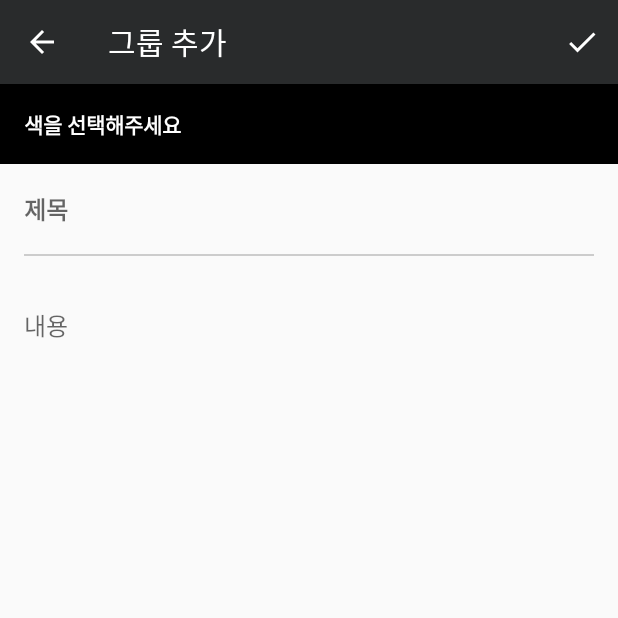
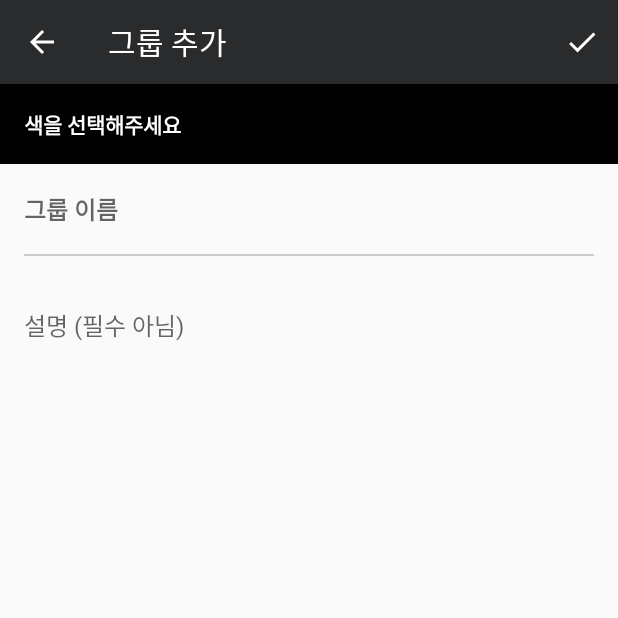
Before and after one commit to vlaksuga/Mymo, an Android app: the GroupAddEditActivity screen opened directly, with no data from a screen before it, after a tap on "색을 선택해주세요", on a phone screen of 412 x 824 dp, the top half of it. Run offline under Robolectric (Android 15) with nearby library versions, the light colour scheme and no system bars; our stand-ins replace Room's generated code; libraries missing offline, so code that uses them is left out: petrov.kristiyan.colorpicker; Roboto replaces fonts that are not available here; 2 statements that could not run were skipped.

Commit message:
GroupAdapter : Change List Order Desc
Group query change in Dao ASC to DESC

```diff
--- a/app/src/main/java/com/vlaksuga/mymo/AppDatabase.kt
+++ b/app/src/main/java/com/vlaksuga/mymo/AppDatabase.kt
@@ -8,7 +8,7 @@ import androidx.sqlite.db.SupportSQLiteDatabase
 import kotlinx.coroutines.CoroutineScope
 import kotlinx.coroutines.launch
 
-@Database(entities = [Memo::class, Group::class], version = 1, exportSchema = false)
+@Database(entities = [Memo::class, Group::class], version = 2, exportSchema = false)
 abstract class AppDatabase : RoomDatabase() {
 
     abstract fun dao(): Dao
@@ -21,7 +21,7 @@ abstract class AppDatabase : RoomDatabase() {
             INSTANCE?.let {
                 scope.launch {
                     // POPULATE GROUP ROW INIT
-                    it.dao().groupInsert(group = Group(1, "그룹 없음", "분류되지 않은 메모들 입니다.", "#292B2C"))
+                    it.dao().groupInsert(group = Group(1, "기타", "분류되지 않은 메모들 입니다.", "#292B2C"))
                 }
             }
         }
--- a/app/src/main/java/com/vlaksuga/mymo/Dao.kt
+++ b/app/src/main/java/com/vlaksuga/mymo/Dao.kt
@@ -25,7 +25,7 @@ interface Dao {
 
     // table : group_table
 
-    @Query("SELECT * from group_table ORDER BY groupId ASC")
+    @Query("SELECT * from group_table ORDER BY groupId DESC")
     fun getGroupAll(): LiveData<List<Group>>
 
     @Insert(onConflict = OnConflictStrategy.IGNORE)
--- a/app/src/main/java/com/vlaksuga/mymo/GroupAdapter.kt
+++ b/app/src/main/java/com/vlaksuga/mymo/GroupAdapter.kt
@@ -40,7 +40,7 @@ class GroupAdapter internal constructor(context: Context) :
     }
 
     override fun onBindViewHolder(holder: GroupViewHolder, position: Int) {
-        if (position == 0) {
+        if (position == filterListResult.size - 1) {
             holder.cardItemView.visibility = View.GONE
             holder.titleItemView.visibility = View.GONE
             holder.barColorItemView.visibility = View.GONE
--- a/app/src/main/java/com/vlaksuga/mymo/GroupAddEditActivity.kt
+++ b/app/src/main/java/com/vlaksuga/mymo/GroupAddEditActivity.kt
@@ -113,7 +113,7 @@ class GroupAddEditActivity : AppCompatActivity() {
                 val colorPicker = ColorPicker(this)
                 val colors = arrayListOf(
                     "#292B2C",
-                    "#000000",
+                    "#111111",
                     "#0A7533",
                     "#FF3A2F",
                     "#FA4659",
@@ -202,12 +202,8 @@ class GroupAddEditActivity : AppCompatActivity() {
                 .show()
             return
         }
-        if (TextUtils.isEmpty(resultContent)) {
-            Snackbar.make(add_group_layout, getString(R.string.insert_memo), Snackbar.LENGTH_SHORT)
-                .show()
-            return
-        }
-        if (!groupColor.contains('#')) {
+
+        if (!groupColor.contains('#') || groupColor == "#000000") {
             Snackbar.make(add_group_layout, "색을 선택해주세요", Snackbar.LENGTH_SHORT).show()
             return
         }
--- a/app/src/main/java/com/vlaksuga/mymo/GroupFilterAdapter.kt
+++ b/app/src/main/java/com/vlaksuga/mymo/GroupFilterAdapter.kt
@@ -48,7 +48,7 @@ class GroupFilterAdapter internal constructor(context: Context) :
         holder.barColorItemView.backgroundTintList = ColorStateList.valueOf(Color.parseColor(current.groupColor))
         holder.countView.text = getMemoCountByGroupId(current.groupId).toString()
 
-        if(position == 0) {
+        if(position == filterListResult.size) {
             holder.titleItemView.setTextColor(ColorStateList.valueOf(Color.parseColor("#DDDDDD")))
             holder.barColorItemView.backgroundTintList = ColorStateList.valueOf(Color.parseColor("#DDDDDD"))
         }
--- a/app/src/main/java/com/vlaksuga/mymo/MainActivity.kt
+++ b/app/src/main/java/com/vlaksuga/mymo/MainActivity.kt
@@ -628,6 +628,12 @@ class MainActivity : AppCompatActivity() {
             searchView.isIconified = true
             return
         }
+
+        if (App.prefs.instantMemoGroupId != 1){
+            getAllMemo()
+            return
+        }
+
         else {
             val closeBuilder = AlertDialog.Builder(this)
             closeBuilder.setMessage("종료하시겠습니까?")
--- a/app/src/main/res/layout/activity_group_add_edit.xml
+++ b/app/src/main/res/layout/activity_group_add_edit.xml
@@ -26,7 +26,7 @@
         android:layout_width="match_parent"
         android:layout_height="60dp"
         android:background="@android:color/transparent"
-        android:hint="@string/hint_title"
+        android:hint="그룹 이름"
         android:inputType="text"
         android:maxLines="1"
         android:padding="16dp"
@@ -50,7 +50,7 @@
         android:maxLines="1"
         android:inputType="text"
         android:background="@android:color/transparent"
-        android:hint="@string/hint_word"
+        android:hint="설명 (필수 아님)"
         android:padding="16dp"
         android:textSize="16sp"/>
 
```
Also changed, not shown: app/src/main/res/layout/activity_main.xml (+7 -6 lines), app/src/main/res/layout/alert_dialog_filter_group.xml (+7 -3 lines).
